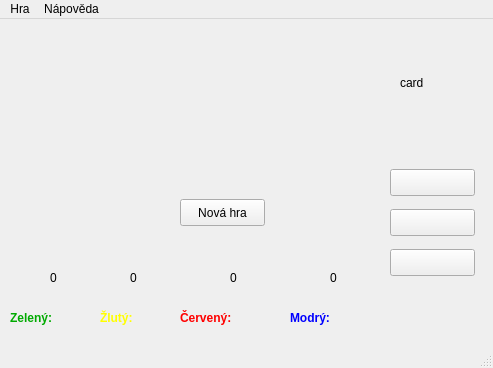
Before: the Qt Designer form src/gui/labyrinth/mainwindow.ui in nechutny/ICP, drawn with Qt 5.
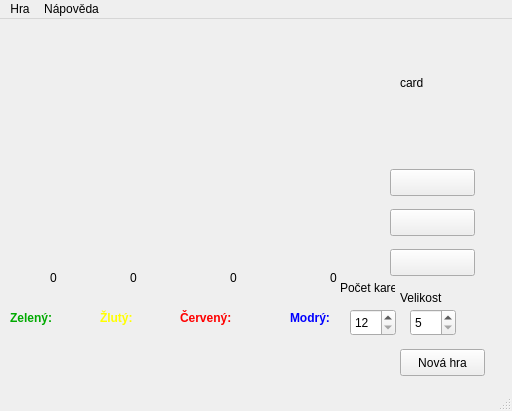
After: the same form once the commit is applied.

What changed in the file:
```diff
--- a/src/gui/labyrinth/mainwindow.ui
+++ b/src/gui/labyrinth/mainwindow.ui
@@ -6,8 +6,8 @@
    <rect>
     <x>0</x>
     <y>0</y>
-    <width>493</width>
-    <height>368</height>
+    <width>512</width>
+    <height>411</height>
    </rect>
   </property>
   <property name="windowTitle">
@@ -1125,11 +1125,75 @@
      <string/>
     </property>
    </widget>
+   <widget class="QSpinBox" name="spinBox">
+    <property name="geometry">
+     <rect>
+      <x>410</x>
+      <y>290</y>
+      <width>46</width>
+      <height>27</height>
+     </rect>
+    </property>
+    <property name="minimum">
+     <number>5</number>
+    </property>
+    <property name="maximum">
+     <number>11</number>
+    </property>
+    <property name="singleStep">
+     <number>2</number>
+    </property>
+   </widget>
+   <widget class="QLabel" name="label_5">
+    <property name="geometry">
+     <rect>
+      <x>400</x>
+      <y>270</y>
+      <width>55</width>
+      <height>17</height>
+     </rect>
+    </property>
+    <property name="text">
+     <string>Velikost</string>
+    </property>
+   </widget>
+   <widget class="QSpinBox" name="spinBox_2">
+    <property name="geometry">
+     <rect>
+      <x>350</x>
+      <y>290</y>
+      <width>46</width>
+      <height>27</height>
+     </rect>
+    </property>
+    <property name="minimum">
+     <number>12</number>
+    </property>
+    <property name="maximum">
+     <number>24</number>
+    </property>
+    <property name="singleStep">
+     <number>12</number>
+    </property>
+   </widget>
+   <widget class="QLabel" name="label_6">
+    <property name="geometry">
+     <rect>
+      <x>340</x>
+      <y>260</y>
+      <width>55</width>
+      <height>17</height>
+     </rect>
+    </property>
+    <property name="text">
+     <string>Počet karet</string>
+    </property>
+   </widget>
    <widget class="QPushButton" name="pushButton">
     <property name="geometry">
      <rect>
-      <x>180</x>
-      <y>180</y>
+      <x>400</x>
+      <y>330</y>
       <width>85</width>
       <height>27</height>
      </rect>
@@ -1144,7 +1208,7 @@
     <rect>
      <x>0</x>
      <y>0</y>
-     <width>493</width>
+     <width>512</width>
      <height>27</height>
     </rect>
    </property>
```
